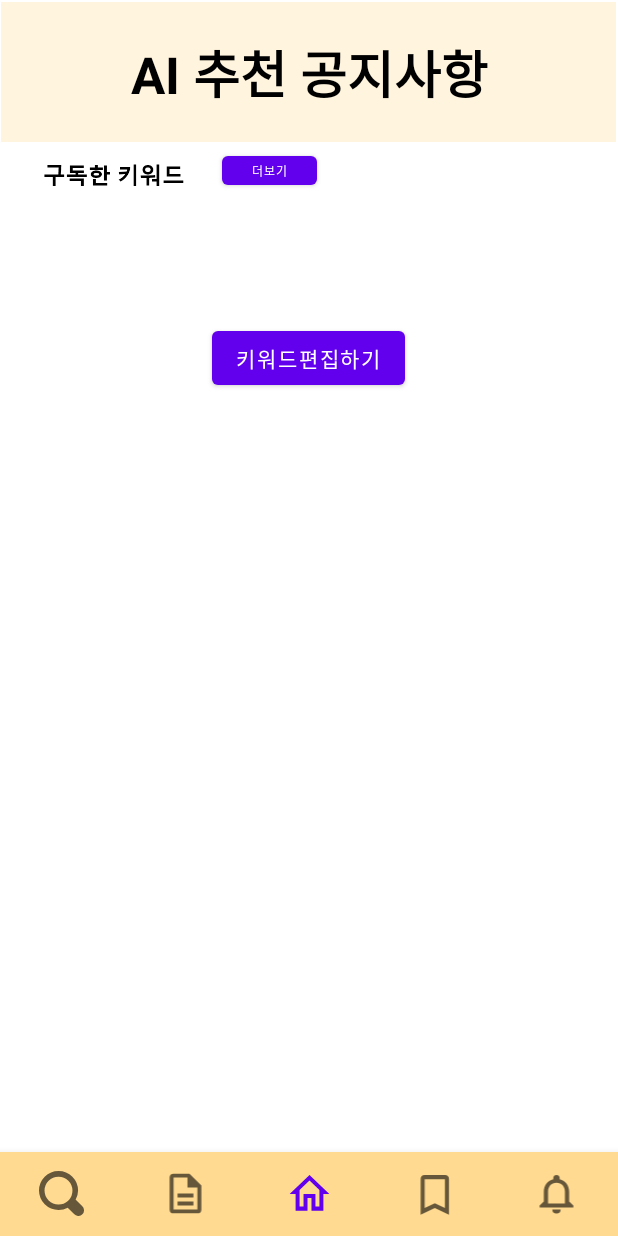
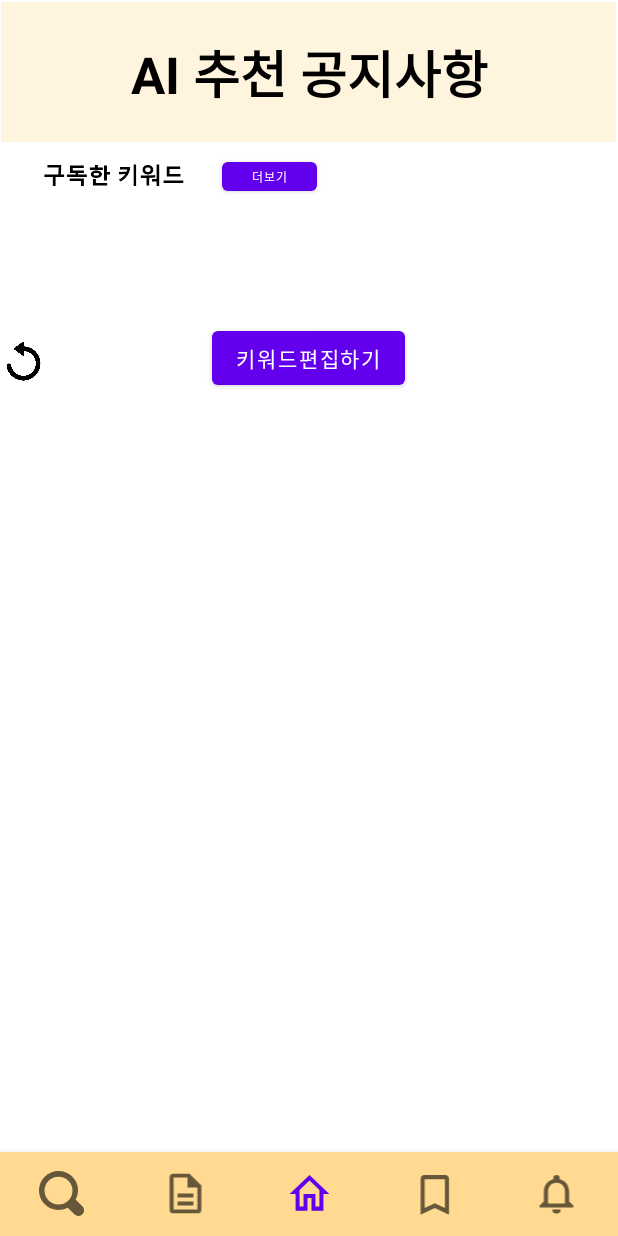
Before and after one commit to yelimahn/skkuNotice, an Android app: the screen it shows after launch (MainActivity), on a phone screen of 412 x 824 dp. Run offline under Robolectric (Android 15) with nearby library versions, the phone set to English and light mode, and no system bars; our stand-ins replace Firebase (no records; nobody signed in at launch, a user with empty details on screens opened directly), Room's generated code, navigation-ui; pictures from the network do not load.

Commit message:
동근이가 보낸 파일 반영한거
키워드 새로고침 누르는면 갱신되는 기능

```diff
--- a/noticesubscribe/app/src/main/java/com/example/noticesubscribe/fragments/HomeFragment.kt
+++ b/noticesubscribe/app/src/main/java/com/example/noticesubscribe/fragments/HomeFragment.kt
@@ -28,8 +28,7 @@ class HomeFragment : Fragment() {
     //var notice_list = ArrayList<Notice>()
     val keyList = arrayListOf<Keyword>()//첫번째 리스트 아이템 배열(구독키워드)
     val keyadapter = KeyWordAdapter(keyList)//첫번째 리사이클러뷰 어댑터 부르기(구독키워드)
-    val delete_btn = view?.findViewById< ImageView>(R.id.btn_delete2)
-
+    //val delete_btn = view?.findViewById< ImageView>(R.id.btn_delete2)
     override fun onCreateView(
         inflater: LayoutInflater,
         container: ViewGroup?,
@@ -56,7 +55,7 @@ class HomeFragment : Fragment() {
             val intent = Intent(getActivity(), KeywordEditActivity::class.java)
             startActivity(intent)
         }
-        delete_btn?.setVisibility(View.INVISIBLE)
+  //      delete_btn?.setVisibility(View.INVISIBLE)
        // delete_btn?.setVisibility(View.GONE);
 
 //        delete_btn?.setOnClickListener{
@@ -84,6 +83,8 @@ class HomeFragment : Fragment() {
         mBinding?.rvKeyword?.layoutManager = gridLayoutManager
         mBinding?.rvKeyword?.adapter = keyadapter
 
+
+
 //        mBinding?.more?.setOnClickListener {
 //            db.collection("Contacts")
 //                .orderBy("timestamp", Query.Direction.DESCENDING)
@@ -110,10 +111,17 @@ class HomeFragment : Fragment() {
                 (mBinding?.rvHomenotice?.adapter as NoticeAdapter).search(key.text.toString(), searchOption)
             }
         }
+        //새로고침 화면(일단은 전체 공지사항으로 대체)
+        mBinding?.btnRefresh?.setOnClickListener{
+            (mBinding?.rvHomenotice?.adapter as NoticeAdapter).load()
+        }
 
         recyclerView.layoutManager = LinearLayoutManager(view.context, LinearLayoutManager.VERTICAL, false)
         recyclerView.setHasFixedSize(true)
         recyclerView.adapter = NoticeAdapter(view.context, notice_list)
+
+        //첫화면 추천사항(일단은 전체 공지사항으로 대체)
+        (mBinding?.rvHomenotice?.adapter as NoticeAdapter).load()
     }
 
     //키워드 클릭시 관련공지사항 나옴
@@ -137,4 +145,19 @@ class HomeFragment : Fragment() {
                 Log.w("MainActivity", "Error getting documents: $exception")
             }
 }
+    //추천키워드 첫화면 및 새로고침 화면, 일단 전체공지로 대체
+    fun NoticeAdapter.load(){
+        db.collection("total")
+            .orderBy("date", Query.Direction.DESCENDING)
+            .get()
+            .addOnSuccessListener { documents ->
+                for (document in documents) {
+                    val item = document.toObject(Notice::class.java)
+                    noticeList.add(item)
+                }
+                notifyDataSetChanged()
+            }.addOnFailureListener {exception->
+                Log.w("MainActivity", "Error getting documents: $exception")
+            }
+    }
 }
--- a/noticesubscribe/app/src/main/res/layout/fragment_home.xml
+++ b/noticesubscribe/app/src/main/res/layout/fragment_home.xml
@@ -84,9 +84,21 @@
         android:layout_marginTop="24dp"
         android:text="더보기"
         android:textSize="8sp"
+        app:layout_constraintBottom_toTopOf="@+id/rv_keyword"
         app:layout_constraintEnd_toEndOf="parent"
         app:layout_constraintHorizontal_bias="0.107"
         app:layout_constraintStart_toEndOf="@+id/imageView4"
         app:layout_constraintTop_toBottomOf="@+id/textView2" />
 
+    <ImageView
+        android:id="@+id/btn_refresh"
+        android:layout_width="26dp"
+        android:layout_height="29dp"
+        android:layout_marginBottom="7dp"
+        android:src="@drawable/reload"
+        app:layout_constraintBottom_toTopOf="@+id/rv_homenotice"
+        app:layout_constraintEnd_toStartOf="@+id/bt_editKeyword"
+        app:layout_constraintHorizontal_bias="0.026"
+        app:layout_constraintStart_toStartOf="parent" />
+
 </androidx.constraintlayout.widget.ConstraintLayout>
```
Also changed, not shown: noticesubscribe/app/src/main/res/drawable/reload.png (added).
